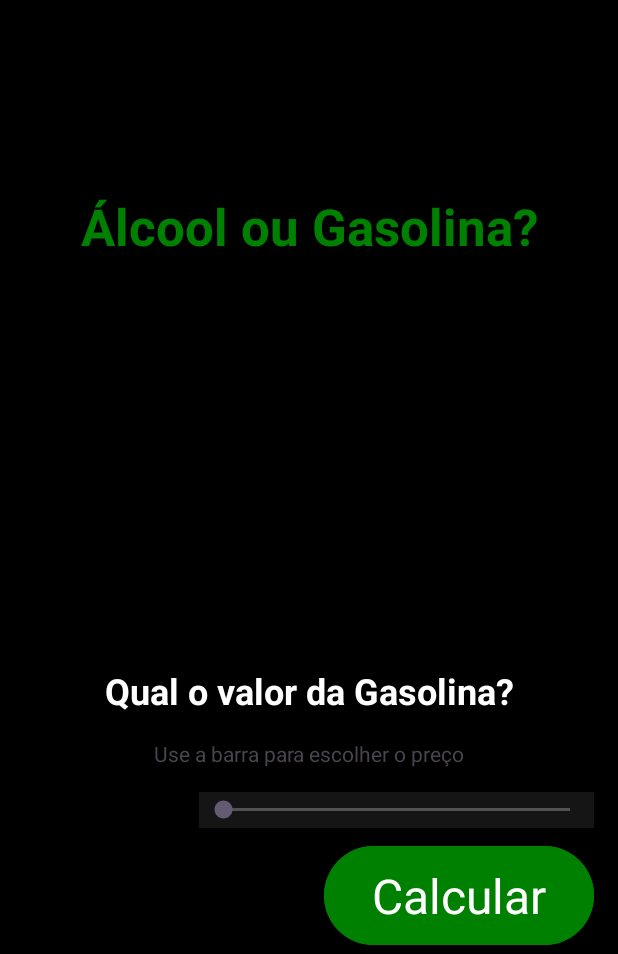
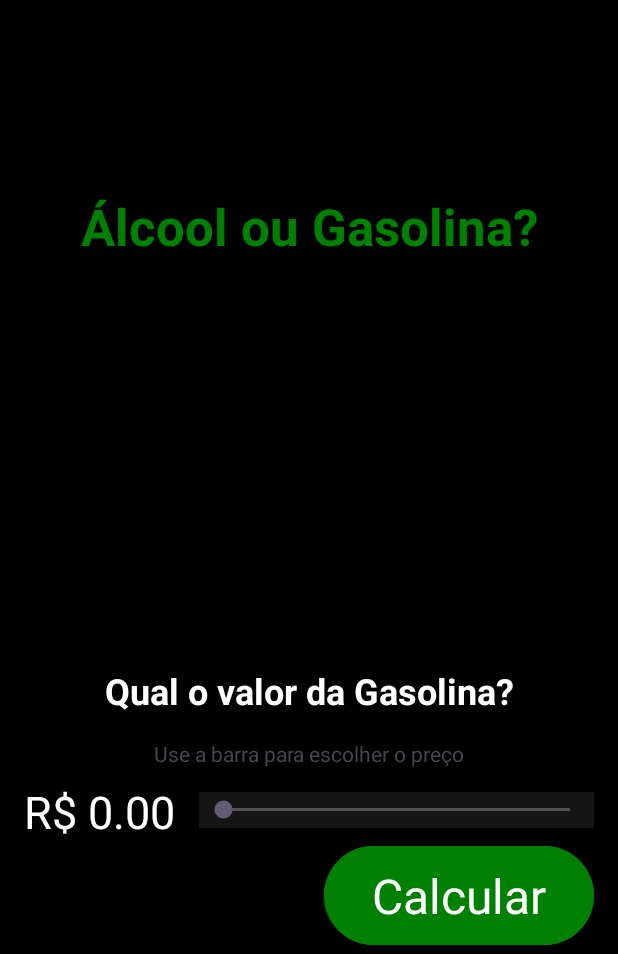
Before and after one commit to olivmath/gaseth, an Android app: the screen it shows after launch (MainActivity), on a phone screen of 412 x 824 dp, the part 282-1236 px from its top. Run offline under Robolectric (Android 15) with nearby library versions, the phone set to English and light mode, and no system bars.

Commit message:
update: layout 3

```diff
--- a/app/src/main/res/layout/activity_main.xml
+++ b/app/src/main/res/layout/activity_main.xml
@@ -33,6 +33,7 @@
         android:layout_marginEnd="16dp"
         android:layout_marginBottom="8dp"
         android:background="#151515"
+        android:max="100000"
         android:progressBackgroundTint="@color/white"
         android:progressTint="@color/green"
         app:layout_constraintBottom_toTopOf="@+id/btnLaunch"
@@ -43,6 +44,7 @@
         android:layout_width="0dp"
         android:layout_height="39dp"
         android:layout_marginStart="16dp"
+        android:text="@string/initGasPrice"
         android:textColor="@color/white"
         android:textSize="30sp"
         app:layout_constraintBottom_toTopOf="@+id/btnLaunch"
@@ -73,7 +75,7 @@
         android:layout_marginTop="128dp"
         android:layout_marginEnd="16dp"
         android:gravity="center"
-        android:text="Álcool ou Gasolina?"
+        android:text="@string/initResult"
         android:textAlignment="center"
         android:textColor="@color/green"
         android:textSize="34sp"
--- a/app/src/main/res/values/strings.xml
+++ b/app/src/main/res/values/strings.xml
@@ -3,4 +3,6 @@
     <string name="txtGasPrice">Qual o valor da Gasolina?</string>
     <string name="btnLaunch">Calcular</string>
     <string name="txtFeedbak">Use a barra para escolher o preço</string>
+    <string name="initResult">Álcool ou Gasolina?</string>
+    <string name="initGasPrice">R$ 0.00</string>
 </resources>
```
